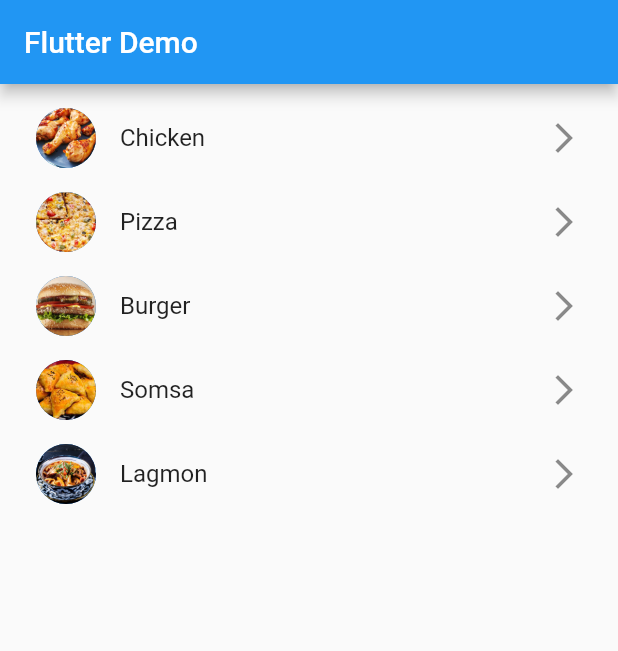
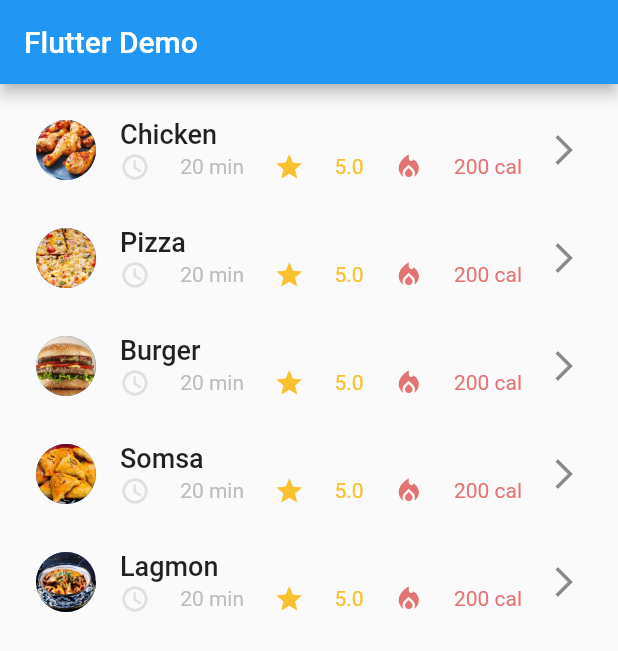
Before and after one commit to adhamniyozboyev/basic_recipe_app, a Flutter app: the screen it shows after launch, on a phone screen of 412 x 824 dp. Shown: the top 651 px of the screen. Run offline on Flutter 3.47's test engine with Material 2 defaults, Android fonts, the light colour scheme and no system bars.

Commit message:
food widget

```diff
--- /dev/null
+++ b/lib/foodWidget.dart
@@ -0,0 +1,58 @@
+import 'package:flutter/material.dart';
+
+class foodWidget extends StatelessWidget {
+  final String food;
+  const foodWidget({
+    super.key,
+    required this.food,
+  });
+
+  @override
+  Widget build(BuildContext context) {
+    return ListTile(
+      leading: CircleAvatar(
+        backgroundImage: AssetImage('images/${food}.png'),
+      ),
+      title: Text(food,
+          style: TextStyle(
+            fontSize: 18,
+            fontWeight: FontWeight.w500,
+          )),
+      subtitle: Row(
+        mainAxisAlignment: MainAxisAlignment.spaceBetween,
+        children: [
+          Icon(
+            Icons.access_time,
+            size: 20,
+            color: Colors.grey[300],
+          ),
+          Text(
+            '20 min',
+            style: TextStyle(
+              color: Colors.grey[400],
+            ),
+          ),
+          Icon(
+            Icons.star,
+            size: 20,
+            color: Colors.yellow[700],
+          ),
+          Text('5.0',
+              style: TextStyle(
+                color: Colors.yellow[700],
+              )),
+          Icon(
+            Icons.local_fire_department,
+            size: 20,
+            color: Colors.red[300],
+          ),
+          Text('200 cal',
+              style: TextStyle(
+                color: Colors.red[300],
+              )),
+        ],
+      ),
+      trailing: Icon(Icons.arrow_forward_ios),
+    );
+  }
+}
--- a/lib/main.dart
+++ b/lib/main.dart
@@ -1,4 +1,5 @@
 import 'package:flutter/material.dart';
+import 'package:basic_recipe_app/foodWidget.dart';
 
 void main() {
   runApp(const HomePage());
@@ -23,13 +24,7 @@ class _HomePageState extends State<HomePage> {
     List<Widget> foodList = [];
     for (var food in foods) {
       foodList.add(
-        ListTile(
-          leading: CircleAvatar(
-            backgroundImage: AssetImage('images/${food}.png'),
-          ),
-          title: Text(food),
-          trailing: Icon(Icons.arrow_forward_ios),
-        ),
+        foodWidget(food: food),
       );
     }
     return foodList;
```
